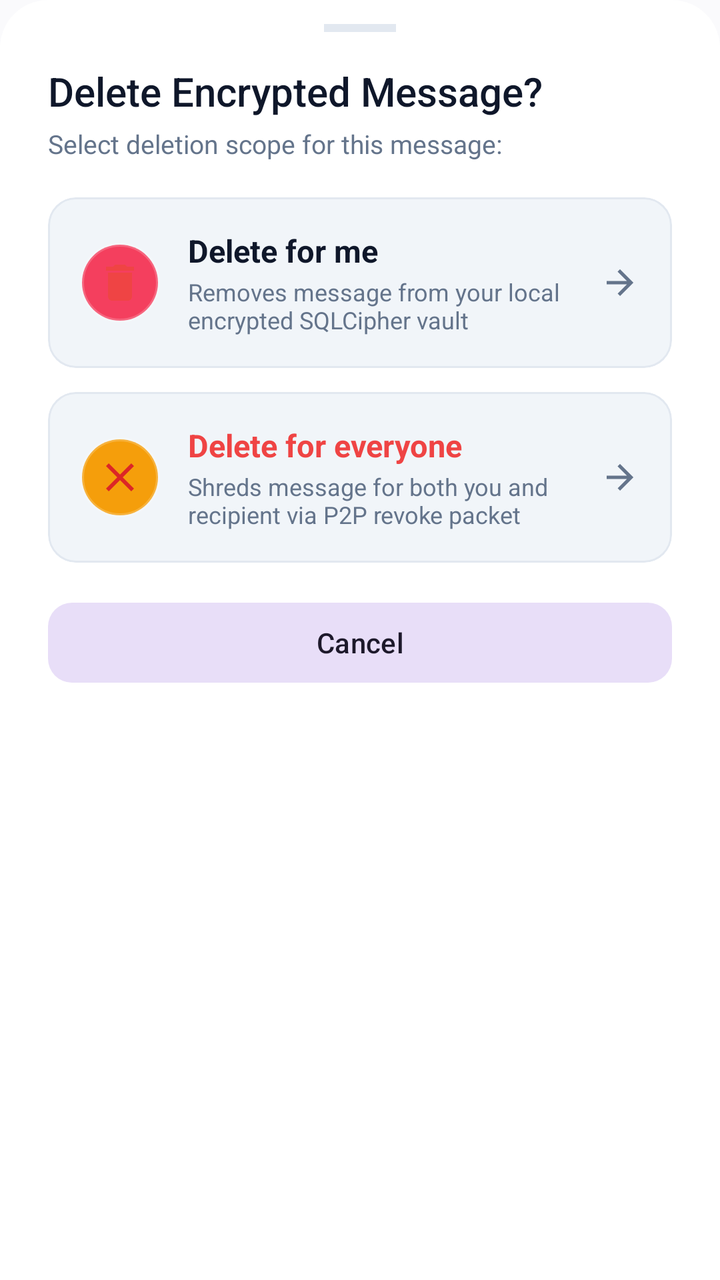
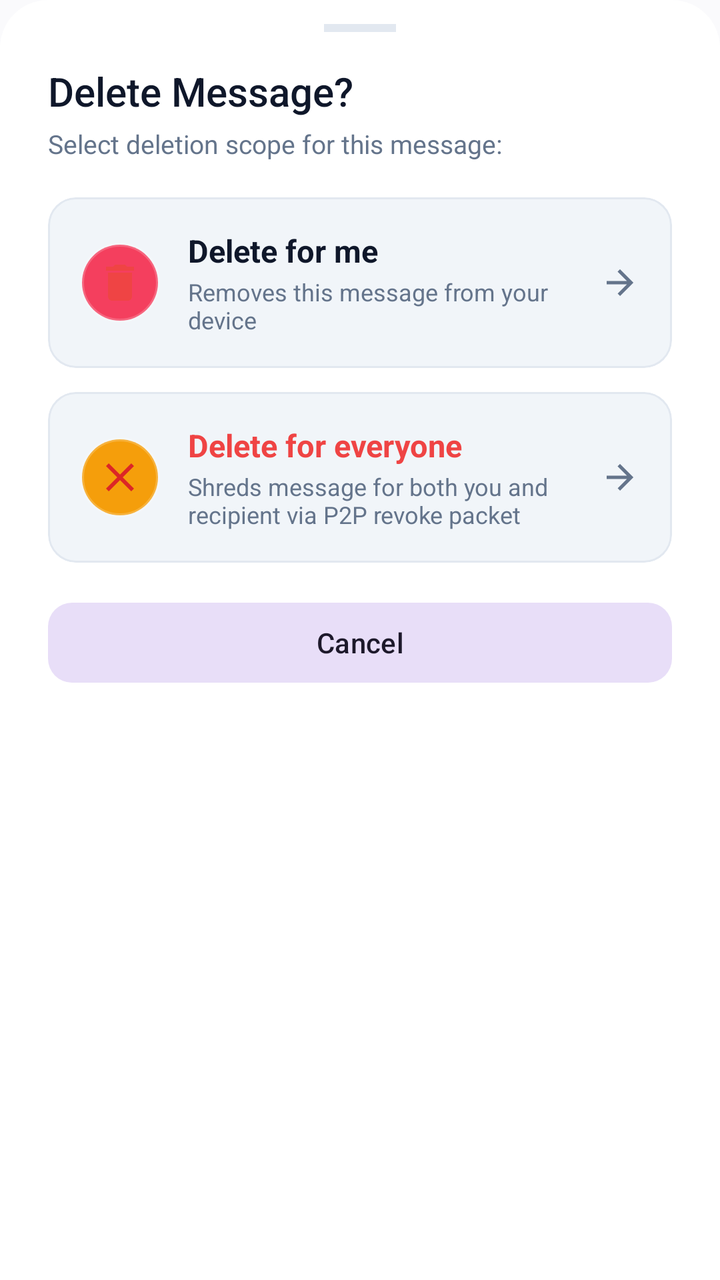

The first picture is an Android layout as it rendered before a commit; the second is the same layout after the commit. The layout source and the unified diff follow.
<!-- AndroidManifest.xml: application theme Theme.VEIL -->
<!-- res/layout/dialog_message_delete_sheet.xml -->
<?xml version="1.0" encoding="utf-8"?>
<LinearLayout xmlns:android="http://schemas.android.com/apk/res/android"
    xmlns:app="http://schemas.android.com/apk/res-auto"
    android:layout_width="match_parent"
    android:layout_height="wrap_content"
    android:orientation="vertical"
    android:background="@drawable/bottom_sheet_background"
    android:paddingStart="24dp"
    android:paddingEnd="24dp"
    android:paddingTop="12dp"
    android:paddingBottom="28dp">

    
    <View
        android:layout_width="36dp"
        android:layout_height="4dp"
        android:background="@color/colorOutline"
        android:layout_gravity="center_horizontal"
        android:layout_marginBottom="16dp" />

    <TextView
        android:layout_width="wrap_content"
        android:layout_height="wrap_content"
        android:text="Delete Encrypted Message?"
        android:textColor="@color/textPrimary"
        android:textSize="20sp"
        android:fontFamily="sans-serif-medium"
        android:layout_marginBottom="4dp" />

    <TextView
        android:layout_width="wrap_content"
        android:layout_height="wrap_content"
        android:text="Select deletion scope for this message:"
        android:textColor="@color/textSecondary"
        android:textSize="13sp"
        android:layout_marginBottom="18dp" />

    
    <com.google.android.material.card.MaterialCardView
        android:id="@+id/cardDeleteForMe"
        android:layout_width="match_parent"
        android:layout_height="wrap_content"
        app:cardCornerRadius="14dp"
        app:cardElevation="0dp"
        app:strokeWidth="1dp"
        app:strokeColor="@color/colorOutline"
        app:cardBackgroundColor="@color/surfaceVariant"
        android:clickable="true"
        android:focusable="true"
        android:layout_marginBottom="12dp">

        <LinearLayout
            android:layout_width="match_parent"
            android:layout_height="wrap_content"
            android:orientation="horizontal"
            android:gravity="center_vertical"
            android:padding="16dp">

            <ImageView
                android:layout_width="40dp"
                android:layout_height="40dp"
                android:padding="8dp"
                android:src="@drawable/ic_delete"
                android:tint="#EF4444"
                android:background="@drawable/bg_swatch_rose" />

            <LinearLayout
                android:layout_width="0dp"
                android:layout_height="wrap_content"
                android:layout_weight="1"
                android:orientation="vertical"
                android:layout_marginStart="14dp">

                <TextView
                    android:layout_width="wrap_content"
                    android:layout_height="wrap_content"
                    android:text="Delete for me"
                    android:textColor="@color/textPrimary"
                    android:textSize="15.5sp"
                    android:textStyle="bold" />

                <TextView
                    android:layout_width="wrap_content"
                    android:layout_height="wrap_content"
                    android:text="Removes message from your local encrypted SQLCipher vault"
                    android:textColor="@color/textSecondary"
                    android:textSize="12sp"
                    android:layout_marginTop="2dp" />
            </LinearLayout>

            <ImageView
                android:layout_width="20dp"
                android:layout_height="20dp"
                android:src="@drawable/ic_arrow_forward"
                android:tint="@color/textSecondary" />
        </LinearLayout>
    </com.google.android.material.card.MaterialCardView>

    
    <com.google.android.material.card.MaterialCardView
        android:id="@+id/cardDeleteForEveryone"
        android:layout_width="match_parent"
        android:layout_height="wrap_content"
        app:cardCornerRadius="14dp"
        app:cardElevation="0dp"
        app:strokeWidth="1dp"
        app:strokeColor="@color/colorOutline"
        app:cardBackgroundColor="@color/surfaceVariant"
        android:clickable="true"
        android:focusable="true"
        android:layout_marginBottom="16dp">

        <LinearLayout
            android:layout_width="match_parent"
            android:layout_height="wrap_content"
            android:orientation="horizontal"
            android:gravity="center_vertical"
            android:padding="16dp">

            <ImageView
                android:layout_width="40dp"
                android:layout_height="40dp"
                android:padding="8dp"
                android:src="@drawable/ic_close"
                android:tint="#DC2626"
                android:background="@drawable/bg_swatch_amber" />

            <LinearLayout
                android:layout_width="0dp"
                android:layout_height="wrap_content"
                android:layout_weight="1"
                android:orientation="vertical"
                android:layout_marginStart="14dp">

                <TextView
                    android:layout_width="wrap_content"
                    android:layout_height="wrap_content"
                    android:text="Delete for everyone"
                    android:textColor="#EF4444"
                    android:textSize="15.5sp"
                    android:textStyle="bold" />

                <TextView
                    android:layout_width="wrap_content"
                    android:layout_height="wrap_content"
                    android:text="Shreds message for both you and recipient via P2P revoke packet"
                    android:textColor="@color/textSecondary"
                    android:textSize="12sp"
                    android:layout_marginTop="2dp" />
            </LinearLayout>

            <ImageView
                android:layout_width="20dp"
                android:layout_height="20dp"
                android:src="@drawable/ic_arrow_forward"
                android:tint="@color/textSecondary" />
        </LinearLayout>
    </com.google.android.material.card.MaterialCardView>

    
    <com.google.android.material.button.MaterialButton
        android:id="@+id/btnCancelDelete"
        style="@style/Widget.Material3.Button.TonalButton"
        android:layout_width="match_parent"
        android:layout_height="48dp"
        android:text="Cancel"
        app:cornerRadius="12dp" />

</LinearLayout>
<!-- resources referenced by this layout -->
<resources>
  <color name="colorOutline">#E2E8F0</color>
  <color name="surfaceVariant">#F1F5F9</color>
  <color name="textPrimary">#0F172A</color>
  <color name="textSecondary">#64748B</color>
  <!-- drawable bg_swatch_amber (drawable) -->
  <?xml version="1.0" encoding="utf-8"?>
  <shape xmlns:android="http://schemas.android.com/apk/res/android"
      android:shape="oval">
      <solid android:color="#F59E0B" />
      <stroke android:width="2dp" android:color="#33FFFFFF" />
  </shape>
  <!-- drawable bg_swatch_rose (drawable) -->
  <?xml version="1.0" encoding="utf-8"?>
  <shape xmlns:android="http://schemas.android.com/apk/res/android"
      android:shape="oval">
      <solid android:color="#F43F5E" />
      <stroke android:width="2dp" android:color="#33FFFFFF" />
  </shape>
  <!-- drawable bottom_sheet_background (drawable) -->
  <?xml version="1.0" encoding="utf-8"?>
  <shape xmlns:android="http://schemas.android.com/apk/res/android">
      <solid android:color="@color/colorSurface" />
      <corners
          android:topLeftRadius="24dp"
          android:topRightRadius="24dp" />
  </shape>
  <!-- drawable ic_arrow_forward (drawable) -->
  <vector xmlns:android="http://schemas.android.com/apk/res/android"
      android:width="24dp"
      android:height="24dp"
      android:viewportWidth="24"
      android:viewportHeight="24">
      <path
          android:fillColor="@color/text_primary"
          android:pathData="M12,4l-1.41,1.41L16.17,11H4v2h12.17l-5.58,5.59L12,20l8,-8z"/>
  </vector>
  <!-- drawable ic_close (drawable) -->
  <vector xmlns:android="http://schemas.android.com/apk/res/android"
      android:width="24dp"
      android:height="24dp"
      android:viewportWidth="24"
      android:viewportHeight="24">
      <path
          android:fillColor="@color/text_primary"
          android:pathData="M19,6.41L17.59,5 12,10.59 6.41,5 5,6.41 10.59,12 5,17.59 6.41,19 12,13.41 17.59,19 19,17.59 13.41,12z"/>
  </vector>
  <!-- drawable ic_delete (drawable) -->
  <vector xmlns:android="http://schemas.android.com/apk/res/android"
      android:width="24dp"
      android:height="24dp"
      android:viewportWidth="24"
      android:viewportHeight="24">
      <path
          android:fillColor="#FFFFFF"
          android:pathData="M6,19c0,1.1 0.9,2 2,2h8c1.1,0 2,-0.9 2,-2V7H6v12zM19,4h-3.5l-1,-1h-5l-1,1H5v2h14V4z"/>
  </vector>
  <style name="Theme.VEIL" parent="Base.Theme.VEIL" />
  <color name="colorSurface">#FFFFFF</color>
  <color name="text_primary">#0F172A</color>
  <color name="colorPrimary">#4F46E5</color>
  <color name="colorOnPrimary">#FFFFFF</color>
  <color name="colorPrimaryContainer">#EEF2FF</color>
  <color name="colorOnPrimaryContainer">#3730A3</color>
  <color name="colorSurfaceVariant">#F1F5F9</color>
  <color name="colorBackground">#FAFAFC</color>
  <style name="ModernBottomSheetDialogTheme" parent="Theme.Material3.DayNight.BottomSheetDialog">
          <item name="bottomSheetStyle">@style/ModernBottomSheetStyle</item>
          <item name="android:windowIsFloating">false</item>
          <item name="android:statusBarColor">@android:color/transparent</item>
          <item name="android:navigationBarColor">@android:color/transparent</item>
      </style>
  <style name="ModernBottomSheetStyle" parent="Widget.Material3.BottomSheet">
          <item name="android:background">@android:color/transparent</item>
      </style>
  <!-- unchanged entries left out for length: 1 -->
</resources>

<!-- the commit's change to res/layout/dialog_message_delete_sheet.xml (unified diff, before → after) -->
@@ -21,7 +21,7 @@
     <TextView
         android:layout_width="wrap_content"
         android:layout_height="wrap_content"
-        android:text="Delete Encrypted Message?"
+        android:text="Delete Message?"
         android:textColor="@color/textPrimary"
         android:textSize="20sp"
         android:fontFamily="sans-serif-medium"
@@ -82,7 +82,7 @@
                 <TextView
                     android:layout_width="wrap_content"
                     android:layout_height="wrap_content"
-                    android:text="Removes message from your local encrypted SQLCipher vault"
+                    android:text="Removes this message from your device"
                     android:textColor="@color/textSecondary"
                     android:textSize="12sp"
                     android:layout_marginTop="2dp" />
